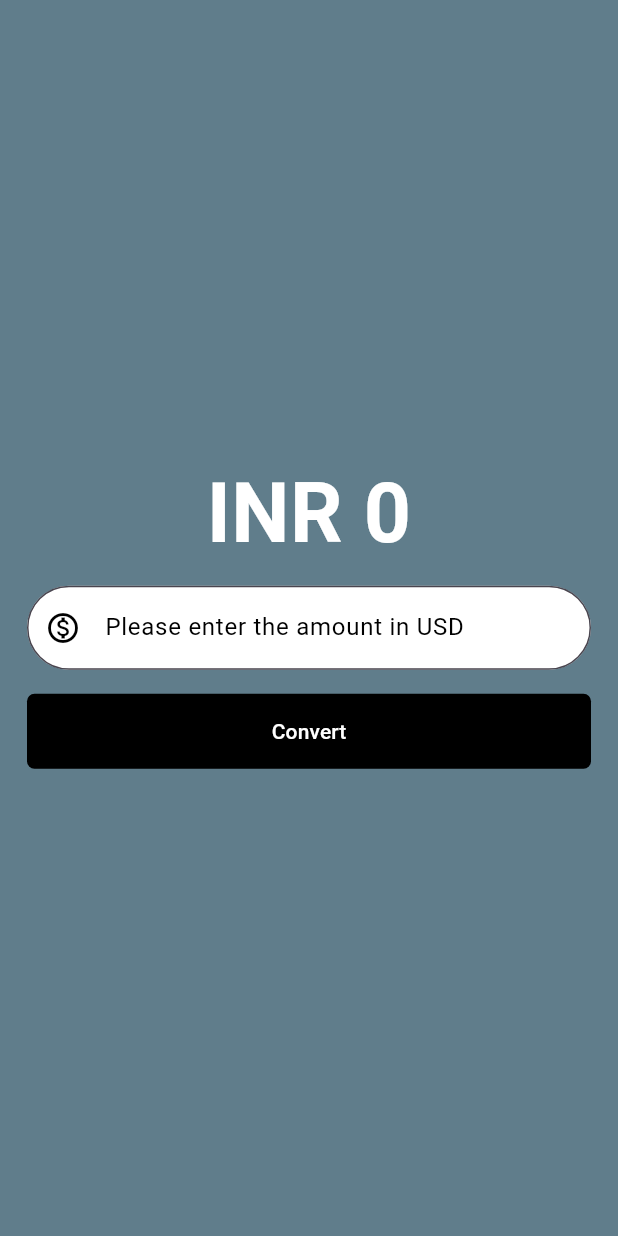
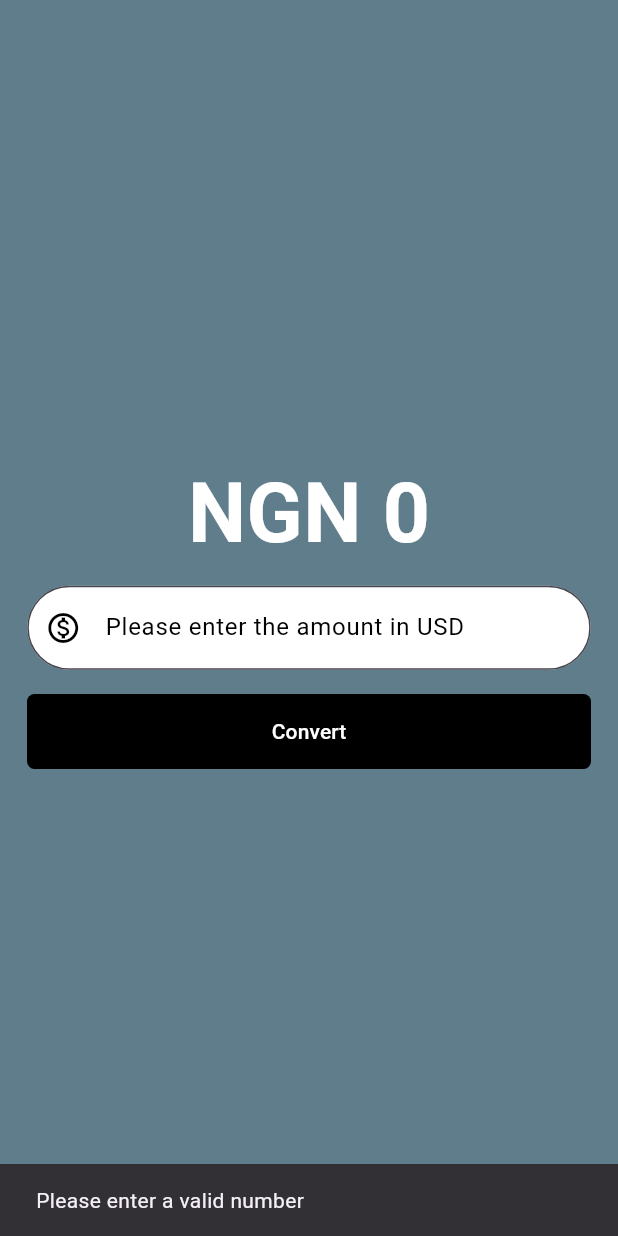
Before and after one commit to emmyliano/currency_converter, a Flutter app: the screen it shows after launch, after a tap on "Convert", on a phone screen of 412 x 824 dp. Run offline on Flutter 3.47's test engine with Material 3 defaults, Android fonts, the phone set to English and light mode, and no system bars.

Commit message:
Solved the bug. First flutter project done

```diff
--- a/lib/currency_converter_material_page.dart
+++ b/lib/currency_converter_material_page.dart
@@ -12,15 +12,37 @@ class _CurrencyConverterMaterialPageState
     extends State<CurrencyConverterMaterialPage> {
   double result = 0;
 
-  final TextEditingController textEditingController = TextEditingController();
-  // void convert() {
-  //   result = double.parse(textEditingController.text) * 80;
-  //   setState(() {});
-  // }
+  final TextEditingController amountController = TextEditingController();
+  // ignore: non_constant_identifier_names
+  double dollar_to_naira_rate_now = 1413.0172;
+  String lastUpdate = 'Last Update: 2024-3-21 15:07';
+
+  void convert() {
+    setState(() {
+      String input = amountController.text.trim();
+      if (input.isNotEmpty && double.tryParse(input) != null) {
+        result = double.parse(input) * dollar_to_naira_rate_now;
+        ScaffoldMessenger.of(context).showSnackBar(
+          SnackBar(
+            content: Text(
+                'Dollar to Naira Exchange rate at $lastUpdate is $dollar_to_naira_rate_now'),
+          ),
+        );
+      } else {
+        result = 0;
+        // display an error message
+        ScaffoldMessenger.of(context).showSnackBar(
+          const SnackBar(
+            content: Text('Please enter a valid number'),
+          ),
+        );
+      }
+    });
+  }
 
   @override
   void dispose() {
-    textEditingController.dispose();
+    amountController.dispose();
     super.dispose();
   }
 
@@ -35,17 +57,20 @@ class _CurrencyConverterMaterialPageState
             mainAxisAlignment: MainAxisAlignment.center,
             children: [
               Text(
-                'INR ${result !=0 ? result.toStringAsFixed(3) : result.toStringAsFixed(0)}',
+                'NGN ${result != 0 ? result.toStringAsFixed(3) : result.toStringAsFixed(0)}',
+                // result.toString(),
                 style: const TextStyle(
                   fontSize: 55,
                   fontWeight: FontWeight.bold,
                   color: Color.fromARGB(255, 255, 255, 255),
                 ),
               ),
-
               Padding(
-                padding: const EdgeInsets.all(8.0),
+                padding: const EdgeInsets.all(8.2),
+                child: SizedBox(
+                  width: double.infinity,
                   child: TextField(
+                    controller: amountController,
                     style: const TextStyle(
                       color: Colors.black,
                     ),
@@ -68,14 +93,11 @@ class _CurrencyConverterMaterialPageState
                     ),
                   ),
                 ),
-
+              ),
               Padding(
                 padding: const EdgeInsets.all(8.0),
                 child: TextButton(
-                  onPressed: () {
-                    result = double.parse(textEditingController.text) * 81;
-                    setState(() {});
-                  },
+                  onPressed: convert,
                   style: ButtonStyle(
                       backgroundColor:
                           const MaterialStatePropertyAll(Colors.black),
```
Also changed, not shown: lib/main.dart (line endings or trailing spaces). Lines whose indentation alone changed are shown as unchanged.
